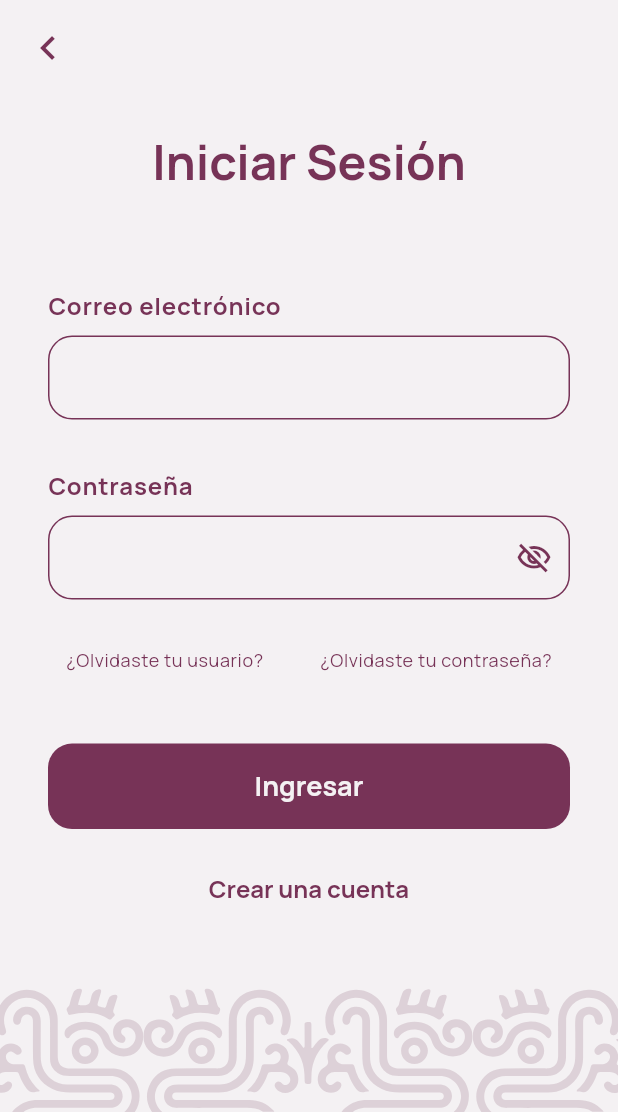
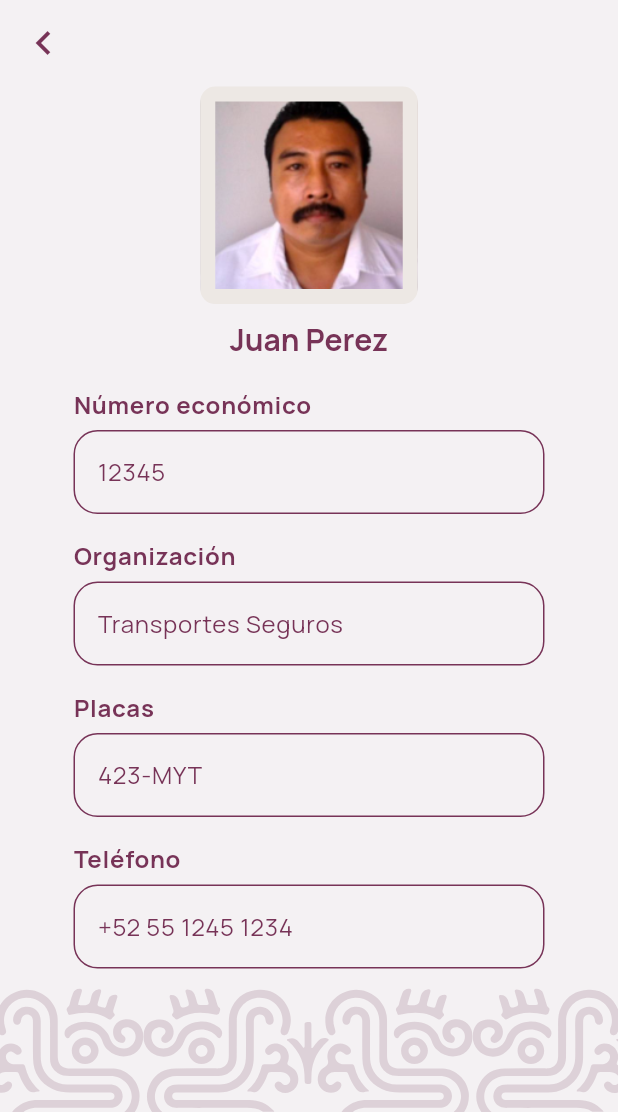
Before and after one commit to Ana2145/ViajaSegura, a Flutter app: the AuthTemplate screen opened directly, on a phone screen of 412 x 824 dp, the part 124-1236 px from its top. Run offline on Flutter 3.47's test engine with Material 3 defaults, Android fonts, the phone set to English and light mode, and no system bars; our stand-ins replace flutter_svg, google_fonts.

Commit message:
[ADD] Implementacion de información del conductor asignado

```diff
--- a/lib/core/constants/app_colors.dart
+++ b/lib/core/constants/app_colors.dart
@@ -9,4 +9,6 @@ class AppColors {
 
   static const Color errorColor = Color(0xFF7C4A36);
   static const Color successColor = Color(0xFF7C4A36);
+
+  static const Color lightBrown = Color(0xFFEDE8E4);
 }
--- a/lib/main.dart
+++ b/lib/main.dart
@@ -2,6 +2,7 @@ import 'package:flutter/material.dart';
 import 'package:google_fonts/google_fonts.dart';
 import 'package:viaja_segura_movil/core/constants/app_colors.dart';
 import 'package:viaja_segura_movil/presentation/screens/login_screen.dart';
+import 'package:viaja_segura_movil/presentation/screens/main_screen.dart';
 import 'package:viaja_segura_movil/presentation/screens/splash_screen.dart';
 import 'package:viaja_segura_movil/presentation/screens/welcome_screen.dart';
 
@@ -105,17 +106,17 @@ class MyApp extends StatelessWidget {
           selectionHandleColor: AppColors.secondaryColor,
         ),
         iconButtonTheme: IconButtonThemeData(
-          style: ButtonStyle(
-            iconColor: WidgetStateProperty.all(AppColors.contentColor),
-            iconSize: WidgetStateProperty.all(32),
-          )
-        ),
+            style: ButtonStyle(
+          iconColor: WidgetStateProperty.all(AppColors.contentColor),
+          iconSize: WidgetStateProperty.all(32),
+        )),
       ),
       initialRoute: '/',
       routes: {
         '/': (context) => const SplashScreen(),
         '/welcome_screen': (context) => const WelcomeScreen(),
         '/login_screen': (context) => const LoginScreen(),
+        '/home': (context) => const MainScreen(),
       },
     );
   }
--- /dev/null
+++ b/lib/presentation/screens/driver_info_screen.dart
@@ -0,0 +1,12 @@
+import 'package:flutter/material.dart';
+import 'package:viaja_segura_movil/presentation/widgets/organisms/driver_info_content.dart';
+import 'package:viaja_segura_movil/presentation/widgets/templates/auth_template.dart';
+
+class DriverInfoScreen extends StatelessWidget {
+  const DriverInfoScreen({super.key});
+
+  @override
+  Widget build(BuildContext context) {
+    return AuthTemplate(title: '', form: const DriverInfoContent());
+  }
+}
--- /dev/null
+++ b/lib/presentation/widgets/atoms/info_input.dart
@@ -0,0 +1,40 @@
+import 'package:flutter/material.dart';
+
+class InfoInput extends StatelessWidget {
+  final String label;
+  final String value;
+  const InfoInput({super.key, required this.label, required this.value});
+
+  @override
+  Widget build(BuildContext context) {
+    final theme = Theme.of(context);
+
+    return Padding(
+      padding: const EdgeInsets.symmetric(horizontal: 20, vertical: 8),
+      child: Column(
+        crossAxisAlignment: CrossAxisAlignment.start,
+        children: [
+          Text(
+            label,
+            style: theme.textTheme.bodyLarge?.copyWith(
+              fontWeight: FontWeight.bold,
+            ),
+          ),
+          const SizedBox(height: 5),
+          TextFormField(
+            readOnly: true,
+            initialValue: value,
+            decoration: InputDecoration(
+                filled: true,
+                fillColor: theme.canvasColor,
+                border: theme.inputDecorationTheme.enabledBorder,
+                focusedBorder: theme.inputDecorationTheme.focusedBorder,
+                errorBorder: theme.inputDecorationTheme.errorBorder,
+                focusedErrorBorder:
+                    theme.inputDecorationTheme.focusedErrorBorder),
+          ),
+        ],
+      ),
+    );
+  }
+}
--- a/lib/presentation/widgets/molecules/top_bar.dart
+++ b/lib/presentation/widgets/molecules/top_bar.dart
@@ -1,4 +1,5 @@
 import 'package:flutter/material.dart';
+import '../../screens/driver_info_screen.dart';
 
 class TopBar extends StatelessWidget {
   const TopBar({super.key});
@@ -18,7 +19,12 @@ class TopBar extends StatelessWidget {
               color: Color(0xFF773357),
             ),
           ),
-          const CircleAvatar(
+          GestureDetector(
+            onTap: () => Navigator.push(
+              context,
+              MaterialPageRoute(builder: (context) => const DriverInfoScreen()),
+            ),
+            child: const CircleAvatar(
               radius: 20,
               backgroundColor: Colors.transparent,
               child: Icon(
@@ -27,6 +33,7 @@ class TopBar extends StatelessWidget {
                 color: Color(0xFF773357),
               ),
             ),
+          )
         ],
       ),
     );
--- /dev/null
+++ b/lib/presentation/widgets/organisms/driver_info_content.dart
@@ -0,0 +1,45 @@
+import 'package:flutter/material.dart';
+import 'package:viaja_segura_movil/core/constants/app_colors.dart';
+import '../atoms/info_input.dart';
+
+class DriverInfoContent extends StatelessWidget {
+  const DriverInfoContent({super.key});
+
+  @override
+  Widget build(BuildContext context) {
+    final theme = Theme.of(context);
+
+    return SingleChildScrollView(
+      child: Column(
+        mainAxisSize: MainAxisSize.min,
+        children: [
+          Container(
+            width: 145,
+            height: 145,
+            decoration: BoxDecoration(
+              image: const DecorationImage(
+                image: AssetImage("assets/images/driver_photo.png"),
+                fit: BoxFit.cover,
+              ),
+              borderRadius: BorderRadius.circular(10),
+              border: Border.all(color: AppColors.lightBrown, width: 10),
+            ),
+          ),
+          const SizedBox(height: 10),
+          Text(
+            "Juan Perez",
+            style: theme.textTheme.headlineSmall,
+          ),
+          const SizedBox(height: 10),
+          const InfoInput(label: 'Número económico', value: "12345"),
+          const InfoInput(label: "Organización", value: "Transportes Seguros"),
+          const InfoInput(label: "Placas", value: "423-MYT"),
+          const InfoInput(label: "Teléfono", value: "+52 55 1245 1234"),
+          const SizedBox(
+            height: 10,
+          ),
+        ],
+      ),
+    );
+  }
+}
--- a/lib/presentation/widgets/templates/auth_template.dart
+++ b/lib/presentation/widgets/templates/auth_template.dart
@@ -24,12 +24,13 @@ class _AuthTemplateState extends State<AuthTemplate> {
             Expanded(
               child: SingleChildScrollView(
                 child: Padding(
-                  padding: const EdgeInsets.all(8.0),
+                  padding: const EdgeInsets.all(5.0),
                   child: Column(
                     crossAxisAlignment: CrossAxisAlignment.start,
                     children: [
                       const GoBackButton(),
-                      const SizedBox(height: 32),
+                      const SizedBox(height: 5),
+                      if (widget.title.isNotEmpty)
                         Padding(
                           padding: const EdgeInsets.symmetric(horizontal: 24.0),
                           child: Column(
@@ -41,6 +42,10 @@ class _AuthTemplateState extends State<AuthTemplate> {
                             ],
                           ),
                         ),
+                      Padding(
+                        padding: const EdgeInsets.symmetric(horizontal: 24.0),
+                        child: widget.form,
+                      )
                     ],
                   ),
                 ),
```
Also changed, not shown: assets/images/driver_photo.png (added). Lines whose indentation alone changed are shown as unchanged.
